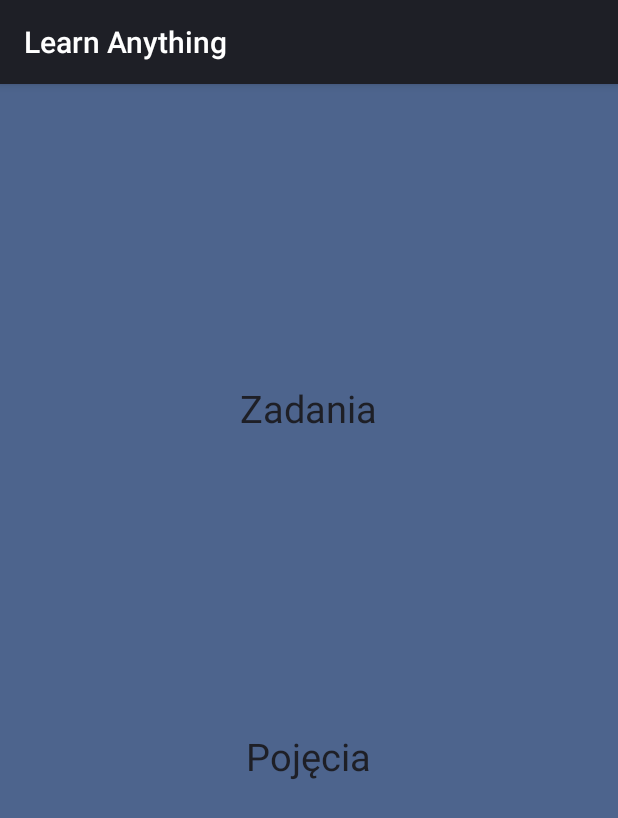
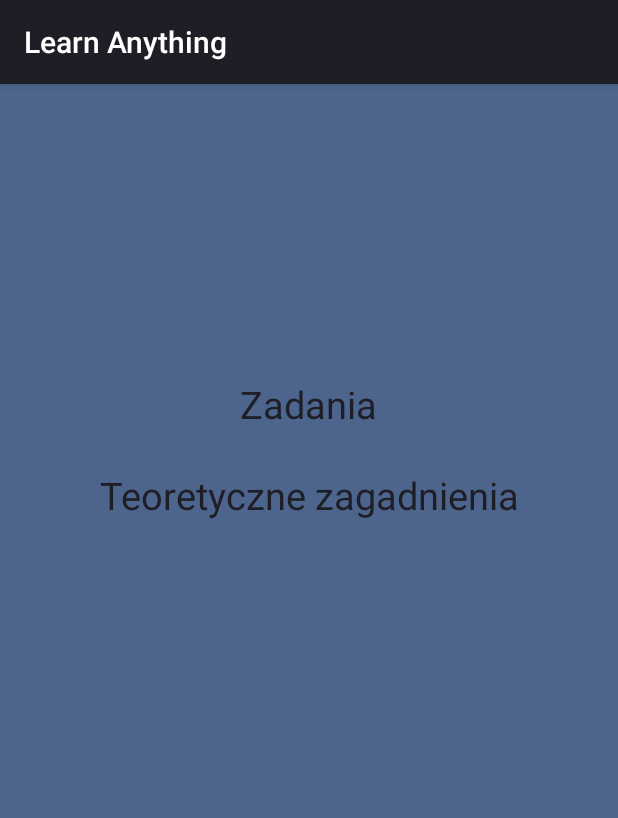
Before and after one commit to adas3000/Learn-Anything, an Android app: the screen it shows after launch (LearnKindActivity), on a phone screen of 412 x 824 dp. Shown: the top 818 px of the screen. Run offline under Robolectric (Android 15) with nearby library versions, the phone set to English and light mode, and no system bars.

Commit message:
rvsubjectlistadapter update

```diff
--- a/app/src/main/java/pl/learn/anything/LearnKindActivity.kt
+++ b/app/src/main/java/pl/learn/anything/LearnKindActivity.kt
@@ -34,6 +34,7 @@ class LearnKindActivity : AppCompatActivity() , ILearnKindView {
         startActivity(Intent(this,SubjectListActivity::class.java).apply {
             putExtra(getString(R.string.on_choose_learn_kind_text),learnKind.toString())
         })
+        finish()
 
     }
 
--- a/app/src/main/java/pl/learn/anything/adapter/RvSubjectListAdapter.kt
+++ b/app/src/main/java/pl/learn/anything/adapter/RvSubjectListAdapter.kt
@@ -15,6 +15,8 @@ class RvSubjectListAdapter(val subjectList:List<String>):RecyclerView.Adapter<Rv
 
     override fun onBindViewHolder(holder: ViewHolder, position: Int) {
 
+        holder.subjectName.setText(subjectList[position])
+
     }
 
     override fun onCreateViewHolder(parent: ViewGroup, viewType: Int): ViewHolder {
--- a/app/src/main/res/layout/activity_learn_kind.xml
+++ b/app/src/main/res/layout/activity_learn_kind.xml
@@ -10,23 +10,22 @@
 
     <TextView
         android:id="@+id/textViewDefs"
-        android:layout_width="130dp"
-        android:layout_height="48dp"
+        android:layout_width="wrap_content"
+        android:layout_height="wrap_content"
         android:gravity="center"
         android:text="@string/menu_definctions_text_pl"
         android:textColor="@color/colorPrimary"
         android:textSize="25sp"
         app:layout_constraintBottom_toBottomOf="parent"
-        app:layout_constraintHorizontal_bias="0.498"
         app:layout_constraintLeft_toLeftOf="parent"
         app:layout_constraintRight_toRightOf="parent"
         app:layout_constraintTop_toBottomOf="@+id/textViewTasks"
-        app:layout_constraintVertical_bias="0.384" />
+        app:layout_constraintVertical_bias="0.052" />
 
     <TextView
         android:id="@+id/textViewTasks"
-        android:layout_width="130dp"
-        android:layout_height="48dp"
+        android:layout_width="wrap_content"
+        android:layout_height="wrap_content"
         android:gravity="center"
         android:text="@string/menu_tasks_text_pl"
         android:textColor="@color/colorPrimary"
--- a/app/src/main/res/values/strings.xml
+++ b/app/src/main/res/values/strings.xml
@@ -1,6 +1,6 @@
 <resources>
     <string name="app_name">Learn Anything</string>
-    <string name="menu_definctions_text_pl">Pojęcia</string>
+    <string name="menu_definctions_text_pl">Teoretyczne zagadnienia</string>
     <string name="menu_tasks_text_pl">Zadania</string>
 
 
```
Also changed, not shown: app/src/main/java/pl/learn/anything/SubjectListActivity.kt (+11 -0 lines), app/src/main/res/layout/subject_name.xml (+5 -2 lines).
